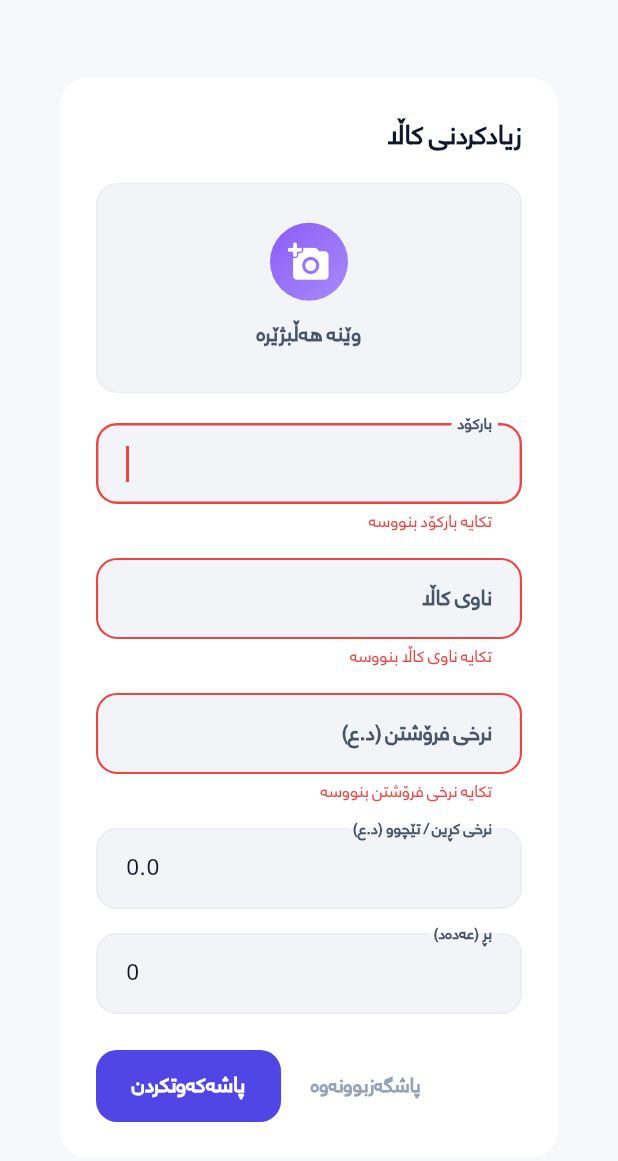
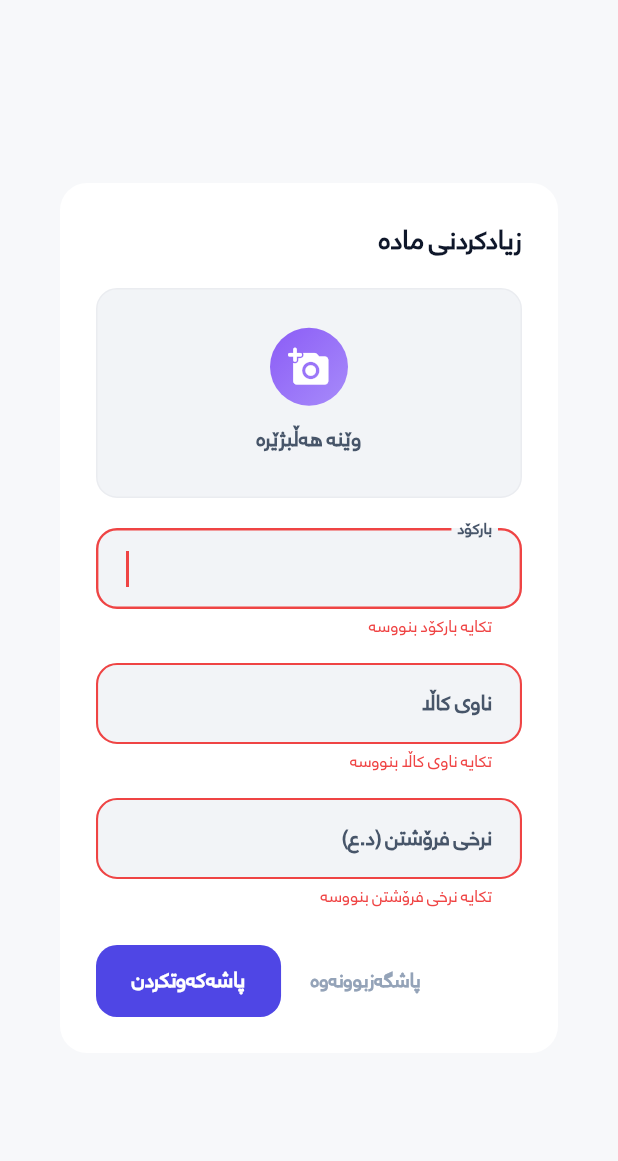
Before and after one commit to Ibrahim-pti/mini-market, a Flutter app: the ItemDialog widget shown alone on an empty page, opened directly, after a tap on "پاشەکەوتکردن", on a phone screen of 412 x 824 dp. Shown: the top 1161 px of the screen. Run offline on Flutter 3.47's test engine with Material 3 defaults, Android fonts, the phone set to English and light mode, and no system bars; our stand-ins replace file_picker, fl_chart, shared_preferences, sqflite_common_ffi; missing offline and left inert: excel; accounts and stored records are empty; network calls fail.

Commit message:
Update item dialog and add button text for consistency; remove unused controllers

```diff
--- a/lib/screens/inventory_screen.dart
+++ b/lib/screens/inventory_screen.dart
@@ -312,7 +312,7 @@ class _AddButton extends StatelessWidget {
             children: [
               Icon(Icons.add_rounded, color: Colors.white, size: 22),
               SizedBox(width: 8),
-              Text('زیادکردنی کاڵا',
+              Text('زیادکردنی مادە',
                   style: TextStyle(
                       color: Colors.white,
                       fontWeight: FontWeight.bold,
--- a/lib/screens/item_dialog.dart
+++ b/lib/screens/item_dialog.dart
@@ -20,8 +20,6 @@ class _ItemDialogState extends State<ItemDialog> {
   late TextEditingController _barcodeCtrl;
   late TextEditingController _nameCtrl;
   late TextEditingController _priceCtrl;
-  late TextEditingController _costPriceCtrl;
-  late TextEditingController _quantityCtrl;
   String? _selectedImagePath;
   final FocusNode _barcodeFocus = FocusNode();
   @override
@@ -31,12 +29,6 @@ class _ItemDialogState extends State<ItemDialog> {
     _nameCtrl = TextEditingController(text: widget.item?.name ?? '');
     _priceCtrl = TextEditingController(
       text: widget.item?.price.toString() ?? '',
-    );
-    _costPriceCtrl = TextEditingController(
-      text: widget.item?.costPrice.toString() ?? '0.0',
-    );
-    _quantityCtrl = TextEditingController(
-      text: widget.item?.quantity.toString() ?? '0',
     );
     _selectedImagePath = widget.item?.imagePath;
     if (widget.item == null) {
@@ -57,8 +49,6 @@ class _ItemDialogState extends State<ItemDialog> {
     _barcodeCtrl.dispose();
     _nameCtrl.dispose();
     _priceCtrl.dispose();
-    _costPriceCtrl.dispose();
-    _quantityCtrl.dispose();
     _barcodeFocus.dispose();
     super.dispose();
   }
@@ -87,8 +77,8 @@ class _ItemDialogState extends State<ItemDialog> {
         barcode: _barcodeCtrl.text.trim(),
         name: _nameCtrl.text.trim(),
         price: double.parse(_priceCtrl.text.trim()),
-        costPrice: double.parse(_costPriceCtrl.text.trim()),
-        quantity: int.parse(_quantityCtrl.text.trim()),
+        costPrice: widget.item?.costPrice ?? 0.0,
+        quantity: widget.item?.quantity ?? 0,
         imagePath: _selectedImagePath,
       );
       if (widget.item == null) {
@@ -123,7 +113,7 @@ class _ItemDialogState extends State<ItemDialog> {
           borderRadius: BorderRadius.circular(AppRadius.lg),
         ),
         title: Text(
-          widget.item == null ? 'زیادکردنی کاڵا' : 'گۆڕانکاری لە کاڵا',
+          widget.item == null ? 'زیادکردنی مادە' : 'گۆڕانکاری لە مادە',
           style: TextStyle(
             fontWeight: FontWeight.bold,
             color: AppColors.ink,
@@ -231,48 +221,6 @@ class _ItemDialogState extends State<ItemDialog> {
                       return null;
                     },
                   ),
-                  const SizedBox(height: 16),
-                  TextFormField(
-                    controller: _costPriceCtrl,
-                    textDirection: TextDirection.ltr,
-                    textAlign: TextAlign.left,
-                    decoration: InputDecoration(
-                      labelText: 'نرخی کڕین / تێچوو (د.ع)',
-                      border: OutlineInputBorder(
-                        borderRadius: BorderRadius.circular(AppRadius.md),
-                      ),
-                    ),
-                    keyboardType: const TextInputType.numberWithOptions(
-                      decimal: true,
-                    ),
-                    inputFormatters: [EnglishNumberFormatter()],
-                    validator: (v) {
-                      if (v!.isEmpty) return 'تکایە نرخی کڕین بنووسە';
-                      if (double.tryParse(v) == null)
-                        return 'تکایە ژمارە بنووسە';
-                      return null;
-                    },
-                  ),
-                  const SizedBox(height: 16),
-                  TextFormField(
-                    controller: _quantityCtrl,
-                    textDirection: TextDirection.ltr,
-                    textAlign: TextAlign.left,
-                    decoration: InputDecoration(
-                      labelText: 'بڕ (عەدەد)',
-                      border: OutlineInputBorder(
-                        borderRadius: BorderRadius.circular(AppRadius.md),
-                      ),
-                    ),
-                    keyboardType: TextInputType.number,
-                    inputFormatters: [EnglishNumberFormatter()],
-                    validator: (v) {
-                      if (v!.isEmpty) return 'تکایە بڕ بنووسە';
-                      if (int.tryParse(v) == null)
-                        return 'تکایە ژمارەی دروست بنووسە';
-                      return null;
-                    },
-                  ),
                 ],
               ),
             ),
```
